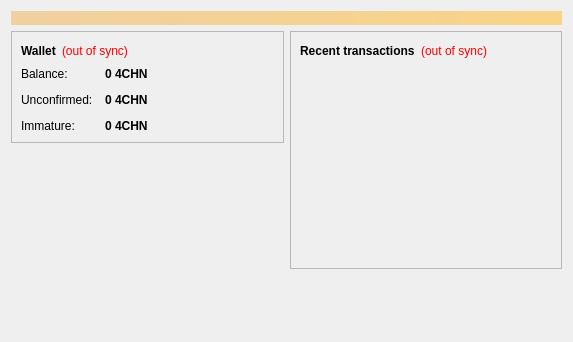
Qt form src/qt/forms/overviewpage.ui (Chancoin-core/CHANCOIN) before a commit.
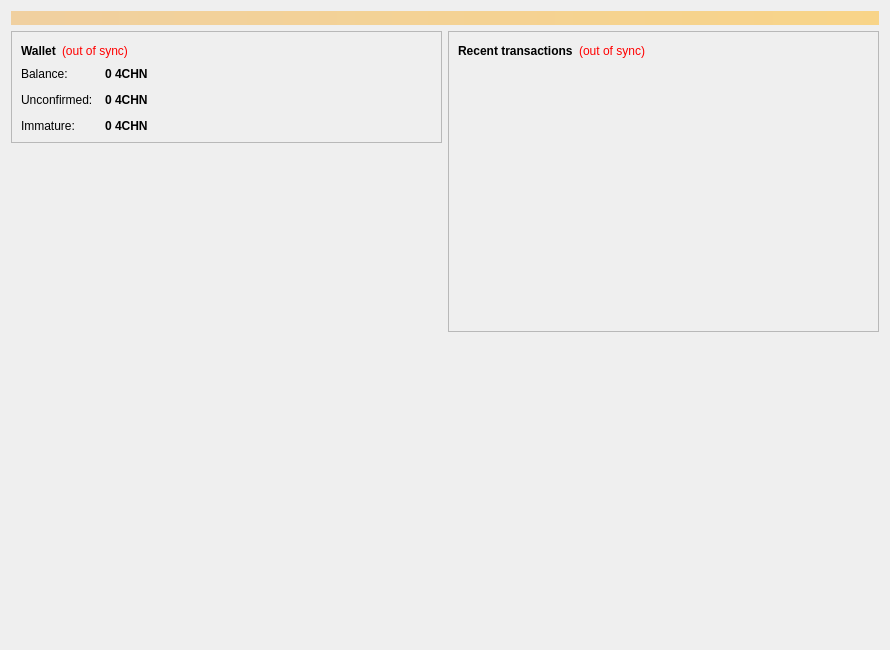
The same form after that commit. Icons and pictures are not drawn.

Commit message: Fixed image aspect ratio.. hopefully

The edit to the form file:
```diff
--- a/src/qt/forms/overviewpage.ui
+++ b/src/qt/forms/overviewpage.ui
@@ -6,10 +6,16 @@
    <rect>
     <x>0</x>
     <y>0</y>
-    <width>573</width>
-    <height>342</height>
+    <width>890</width>
+    <height>650</height>
    </rect>
   </property>
+  <property name="minimumSize">
+   <size>
+    <width>890</width>
+    <height>490</height>
+   </size>
+  </property>
   <property name="windowTitle">
    <string>Form</string>
   </property>
@@ -278,17 +284,35 @@
         </widget>
        </item>
        <item>
-        <spacer name="verticalSpacer_2">
-         <property name="orientation">
-          <enum>Qt::Vertical</enum>
+        <widget class="QLabel" name="labelLogo">
+         <property name="sizePolicy">
+          <sizepolicy hsizetype="Expanding" vsizetype="Expanding">
+           <horstretch>0</horstretch>
+           <verstretch>0</verstretch>
+          </sizepolicy>
          </property>
-         <property name="sizeHint" stdset="0">
+         <property name="minimumSize">
           <size>
-           <width>20</width>
-           <height>40</height>
+           <width>64</width>
+           <height>64</height>
           </size>
          </property>
-        </spacer>
+         <property name="maximumSize">
+          <size>
+           <width>512</width>
+           <height>512</height>
+          </size>
+         </property>
+         <property name="text">
+          <string/>
+         </property>
+         <property name="pixmap">
+          <pixmap resource="../bitcoin.qrc">:/icons/bitcoin</pixmap>
+         </property>
+         <property name="scaledContents">
+          <bool>false</bool>
+         </property>
+        </widget>
        </item>
       </layout>
      </item>
```
Left out of the diff: 4 changed lines with no effect on the pictures. The commit also changes 1 other file.
